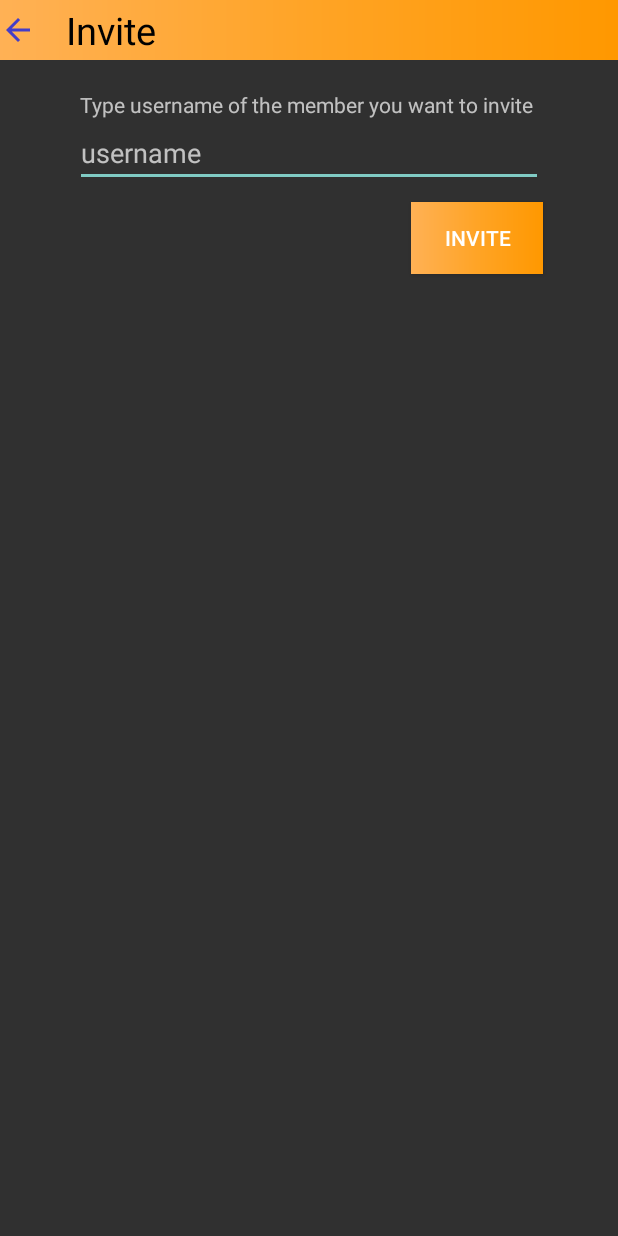
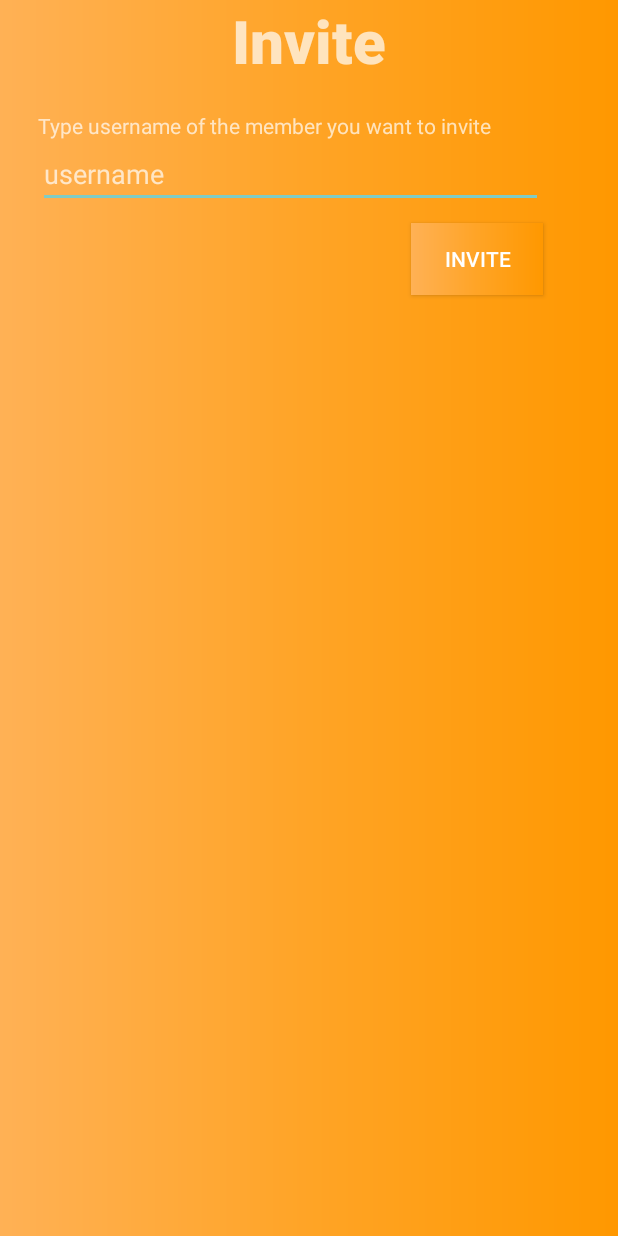
Before and after one commit to hoanganhgo/android, an Android app: the InviteActivity screen opened directly, with no data from a screen before it, on a phone screen of 412 x 824 dp. Run offline under Robolectric (Android 15) with nearby library versions, the phone set to English and light mode, and no system bars; 1 statement that could not run was skipped.

Commit message:
Update UI

```diff
--- a/Project/app/build.gradle
+++ b/Project/app/build.gradle
@@ -41,6 +41,7 @@ dependencies {
     // firebase
     implementation 'com.android.support:design:23.4.0'
     implementation 'com.firebaseui:firebase-ui:0.6.0'
+    implementation 'pl.droidsonroids.gif:android-gif-drawable:1.2.3'
 
 }
 
--- a/Project/app/src/main/AndroidManifest.xml
+++ b/Project/app/src/main/AndroidManifest.xml
@@ -57,6 +57,9 @@
         <activity
             android:name=".CircleMember_Activity"
             android:label="Circle Member" />
+        <activity
+            android:name=".sos_Activity"
+            android:label="SOS" />
         <activity android:name=".MainActivity">
             <intent-filter>
                 <action android:name="android.intent.action.MAIN" />
--- a/Project/app/src/main/java/com/android/project/Bussiness.java
+++ b/Project/app/src/main/java/com/android/project/Bussiness.java
@@ -94,6 +94,9 @@ public class Bussiness {
             statement.executeUpdate("Insert into Circle (ID_Circle, CircleName, Admin) "
                     + " values (" + newCircleID + ", '" + circle.getCircleName() + "', " + ID_Admin + ")");
             //resultSet.next();
+
+            insertMember(circle.getCircleName(),circle.getAdmin().getUserName());
+
             Log.e("hoanganh", "Insert success!");
             return true;
         } catch (SQLException e) {
--- a/Project/app/src/main/java/com/android/project/InviteActivity.java
+++ b/Project/app/src/main/java/com/android/project/InviteActivity.java
@@ -35,11 +35,7 @@ public class InviteActivity extends Activity {
                 if(isSuccess)
                 {
                     Toast.makeText(getApplication(),"Invite Success", Toast.LENGTH_LONG).show();
-                    Intent backIntent = new Intent(InviteActivity.this, MyCircle_Activity.class);
-                    Bundle backBundle = new Bundle();
-                    backBundle.putString("nameCircle", nameCircle);
-                    backIntent.putExtras(backBundle);
-                    startActivity(backIntent);
+                    finish();
                 }
                 else
                 {
--- a/Project/app/src/main/res/layout/circle_home.xml
+++ b/Project/app/src/main/res/layout/circle_home.xml
@@ -46,7 +46,8 @@
             android:background="@null"
             android:scaleType="fitXY"
             android:layout_toLeftOf="@+id/personal"
-            android:src="@drawable/add" />
+            android:src="@drawable/add"
+            android:onClick="create_Circle_Click"/>
 
         <ImageButton
             android:id="@+id/ib_menu"
@@ -67,7 +68,8 @@
             android:layout_marginTop="10dp"
             android:background="@drawable/bt_background"
             android:scaleType="fitXY"
-            android:src="@drawable/personal" />
+            android:src="@drawable/personal"
+            android:onClick="personal_Click"/>
 
         <TextView
             android:id="@+id/label"
--- a/Project/app/src/main/res/layout/invite.xml
+++ b/Project/app/src/main/res/layout/invite.xml
@@ -5,32 +5,22 @@
     android:layout_width="match_parent"
     android:layout_height="match_parent"
     tools:context=".MainActivity"
-    android:orientation="vertical">
+    android:orientation="vertical"
+    android:background="@drawable/gradient">
 
-    <FrameLayout
-        android:id="@+id/fl_inviteToolbar"
-        android:layout_width="match_parent"
-        android:layout_height="40dp">
-
-        <TextView
-            android:id="@+id/tv_invite"
-            android:layout_width="match_parent"
-            android:layout_height="match_parent"
-            android:drawableStart="@drawable/ic_action_back"
-            android:drawablePadding="20dp"
-            android:gravity="center_vertical"
-            android:text="Invite"
-            android:textColor="#000000"
-            android:textSize="25sp"
-            android:background="@drawable/gradient"/>
-
-    </FrameLayout>
+    <TextView
+        android:layout_width="wrap_content"
+        android:layout_height="wrap_content"
+        android:text="Invite"
+        android:textSize="40dp"
+        android:textFontWeight="@integer/google_play_services_version"
+        android:layout_gravity="center_horizontal"/>
 
     <TextView
         android:layout_width="match_parent"
         android:layout_height="wrap_content"
         android:layout_marginTop="20dp"
-        android:layout_marginLeft="53dp"
+        android:layout_marginLeft="25dp"
         android:text="@string/invite" />
 
     <EditText
@@ -40,7 +30,7 @@
         android:ems="10"
         android:inputType="textPersonName"
         android:hint="username"
-        android:layout_marginLeft="50dp"
+        android:layout_marginLeft="25dp"
         android:layout_marginRight="50dp"/>
 
     <Button
--- a/Project/app/src/main/res/layout/my_circle.xml
+++ b/Project/app/src/main/res/layout/my_circle.xml
@@ -21,7 +21,8 @@
         android:background="@null"
         android:scaleType="fitXY"
         android:layout_centerHorizontal="true"
-        android:src="@drawable/map" />
+        android:src="@drawable/map"
+        android:onClick="maps_Click"/>
 
     <ImageButton
         android:id="@+id/members"
@@ -93,5 +94,6 @@
         android:scaleType="fitXY"
         android:layout_below="@+id/invite"
         android:layout_alignParentRight="true"
-        android:src="@drawable/sos" />
+        android:src="@drawable/sos"
+        android:onClick="sos_Click"/>
 </RelativeLayout>
--- a/Project/app/src/main/res/menu/circle_home_bottom.xml
+++ b/Project/app/src/main/res/menu/circle_home_bottom.xml
@@ -3,7 +3,7 @@
     <item
         android:id="@+id/nav_people"
         android:icon="@drawable/ic_people"
-        android:title="@string/people"/>
+        android:title="@string/people" />
 
     <item
         android:id="@+id/nav_places"
```
Also changed, not shown: Project/app/src/main/java/com/android/project/Create_Circle_Activity.java (+14 -1 lines), Project/app/src/main/java/com/android/project/Home_Activity.java (+22 -16 lines), Project/app/src/main/java/com/android/project/MyCircle_Activity.java (+14 -5 lines), Project/app/src/main/java/com/android/project/sos_Activity.java (added, +20 -0 lines), Project/app/src/main/res/layout/create_new_circle.xml (+13 -3 lines), Project/app/src/main/res/layout/sos.xml (added, +29 -0 lines), Project/app/src/main/res/drawable-xxhdpi/sos_animation.gif (added).
